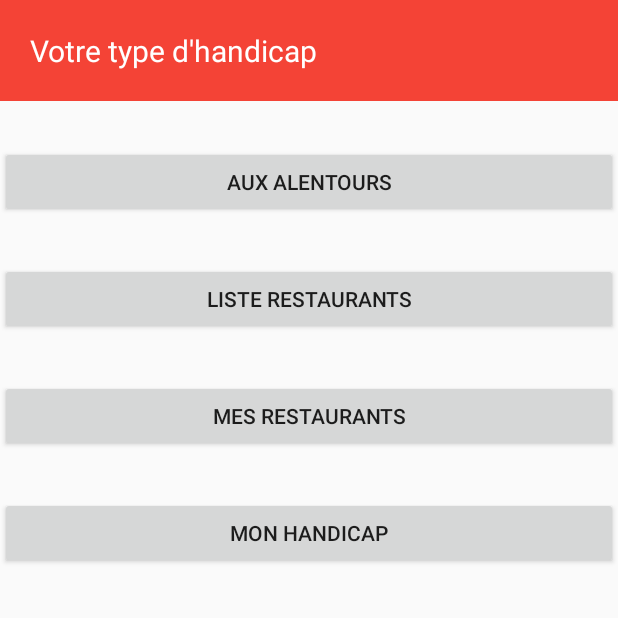
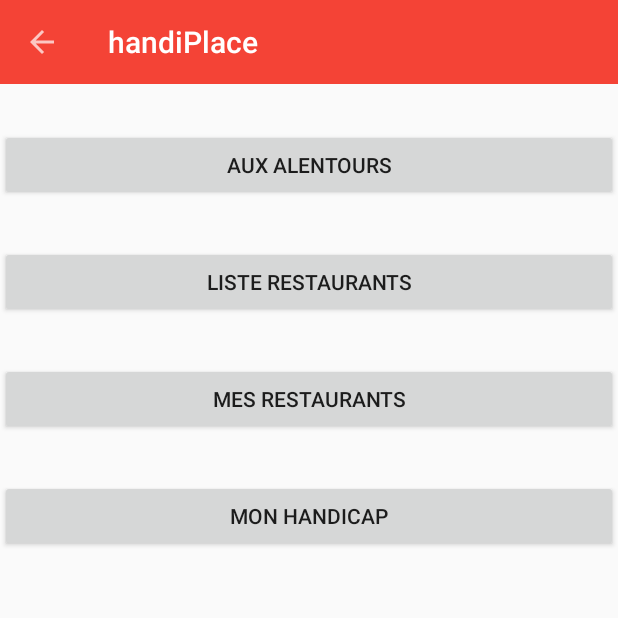
Before and after one commit to Symsystem/handiPlace, an Android app: the screen it shows after launch (MenuActivity), on a phone screen of 412 x 824 dp, the top half of it. Run offline under Robolectric (Android 15) with nearby library versions, the light colour scheme and no system bars; our stand-ins replace ButterKnife.

Commit message:
fix Toolbar

```diff
--- a/app/src/main/AndroidManifest.xml
+++ b/app/src/main/AndroidManifest.xml
@@ -18,8 +18,7 @@
         </activity>
         <activity
             android:name=".activities.DisabledTypeActivity"
-            android:label="@string/title_activity_disabled_type"
-            android:parentActivityName=".activities.MenuActivity" >
+            android:label="@string/title_activity_disabled_type">
             <meta-data
                 android:name="android.support.PARENT_ACTIVITY"
                 android:value=".activities.MenuActivity" />
--- a/app/src/main/java/com/hackathon/handiplace/activities/MenuActivity.java
+++ b/app/src/main/java/com/hackathon/handiplace/activities/MenuActivity.java
@@ -1,15 +1,19 @@
 package com.hackathon.handiplace.activities;
 
+import android.content.Intent;
 import android.support.v7.app.ActionBarActivity;
 import android.os.Bundle;
 import android.view.Menu;
 import android.view.MenuItem;
 import android.support.v7.widget.Toolbar;
+import android.view.View;
 import android.widget.Button;
 
 import com.hackathon.handiplace.R;
 
+import butterknife.ButterKnife;
 import butterknife.InjectView;
+import butterknife.OnClick;
 
 
 public class MenuActivity extends ActionBarActivity {
@@ -26,31 +30,20 @@ public class MenuActivity extends ActionBarActivity {
         super.onCreate(savedInstanceState);
         setContentView(R.layout.activity_main);
 
+        ButterKnife.inject(this);
+
         mToolbar = (Toolbar) findViewById(R.id.toolbar);
         setSupportActionBar(mToolbar);
-        getSupportActionBar().setDefaultDisplayHomeAsUpEnabled(true);
+        getSupportActionBar().setDisplayHomeAsUpEnabled(true);
+        getSupportActionBar().setDisplayShowHomeEnabled(true);
+
+
     }
 
-
-    @Override
-    public boolean onCreateOptionsMenu(Menu menu) {
-        // Inflate the menu; this adds items to the action bar if it is present.
-        getMenuInflater().inflate(R.menu.menu_main, menu);
-        return true;
+    @OnClick (R.id.typeHandicapButton)
+    public void startDisabledTypeActivity(View view){
+        Intent intent = new Intent(this, DisabledTypeActivity.class);
+        startActivity(intent);
     }
 
-    @Override
-    public boolean onOptionsItemSelected(MenuItem item) {
-        // Handle action bar item clicks here. The action bar will
-        // automatically handle clicks on the Home/Up button, so long
-        // as you specify a parent activity in AndroidManifest.xml.
-        int id = item.getItemId();
-
-        //noinspection SimplifiableIfStatement
-        if (id == R.id.action_settings) {
-            return true;
-        }
-
-        return super.onOptionsItemSelected(item);
-    }
 }
--- a/app/src/main/res/layout/toolbar.xml
+++ b/app/src/main/res/layout/toolbar.xml
@@ -5,15 +5,10 @@
     android:layout_width="match_parent"
     android:layout_height="wrap_content"
     android:background="@color/primary"
-    app:popupTheme="@style/Theme.AppCompat.Light">
+    app:popupTheme="@style/Theme.AppCompat.Light"
+    app:theme="@style/Theme.AppCompat"
+    >
 
-    <TextView
-        android:layout_width="match_parent"
-        android:layout_height="wrap_content"
-        android:text="@string/disabled_type_title"
-        android:id="@+id/disabledTypeTitle"
-        android:layout_margin="20dp"
-        android:textSize="20sp"
-        android:textColor="@android:color/white"/>
+
 
 </android.support.v7.widget.Toolbar>
```
Also changed, not shown: app/src/main/java/com/hackathon/handiplace/activities/DisabledTypeActivity.java (+8 -0 lines).
